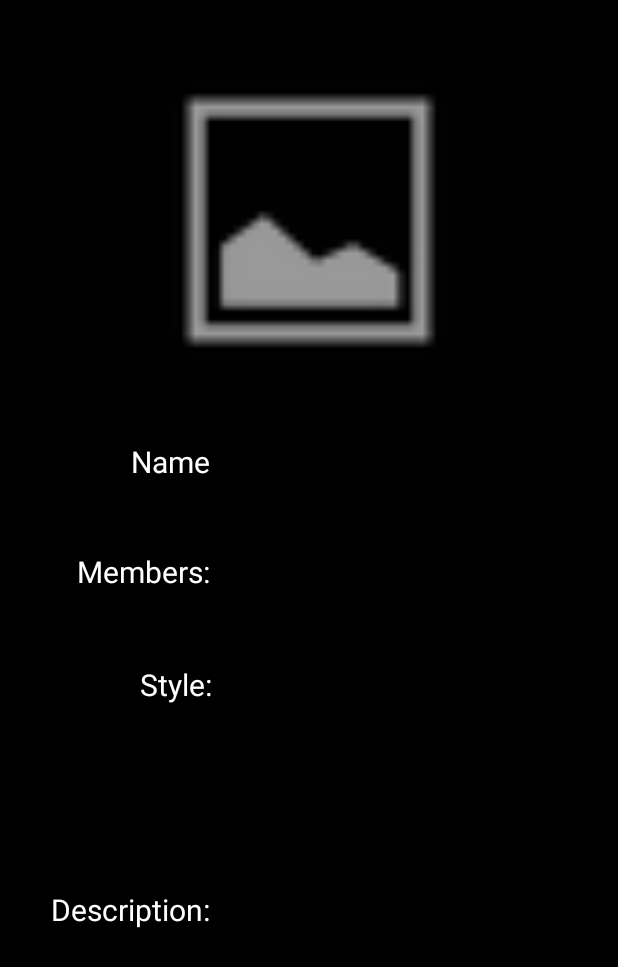
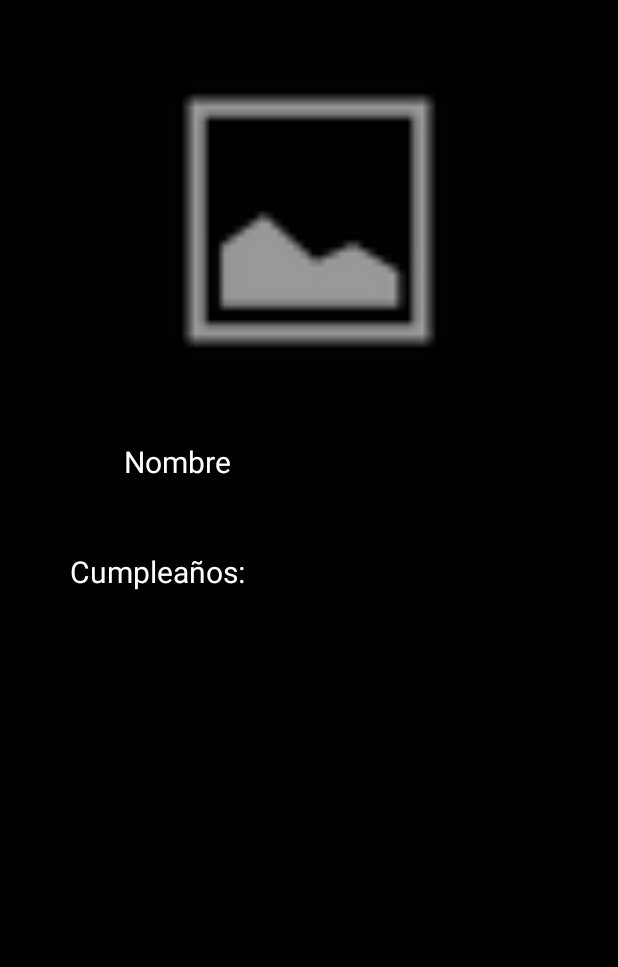
Before and after one commit to JuanIgnacioPayo/rockApp, an Android app: the layout features_fragment.xml on its own in the app's theme, with its tools: preview values and no code run, on a phone screen of 412 x 824 dp. Shown: the top 967 px of the screen. Run offline under Robolectric (Android 15) with nearby library versions, the phone set to English and light mode, and no system bars.

Commit message:
intento de cumpleaños

```diff
--- a/app/src/main/java/com/example/rockapp/entities/User.kt
+++ b/app/src/main/java/com/example/rockapp/entities/User.kt
@@ -6,7 +6,6 @@ import kotlinx.parcelize.Parcelize
 @Parcelize
 
 class User (
-
     var name : String,
     var password : String
 ) : Parcelable {
--- a/app/src/main/res/layout/features_fragment.xml
+++ b/app/src/main/res/layout/features_fragment.xml
@@ -6,13 +6,13 @@
     android:layout_width="match_parent"
     android:layout_height="match_parent"
     android:background="#000000"
-    tools:context=".fragments.PokemonFeaturesFragment" >
+    tools:context=".fragments.FeaturesFragment">
 
     <TextView
         android:id="@+id/textView4"
         android:layout_width="wrap_content"
         android:layout_height="wrap_content"
-        android:text="Name"
+        android:text="Nombre"
         android:textColor="#FFFFFF"
         android:textSize="20sp"
         app:layout_constraintBottom_toBottomOf="parent"
@@ -26,7 +26,7 @@
         android:id="@+id/textView5"
         android:layout_width="wrap_content"
         android:layout_height="wrap_content"
-        android:text="Members:"
+        android:text="Cumpleaños:"
         android:textColor="#FFFFFF"
         android:textSize="20sp"
         app:layout_constraintBottom_toBottomOf="parent"
@@ -35,34 +35,6 @@
         app:layout_constraintStart_toStartOf="parent"
         app:layout_constraintTop_toTopOf="parent"
         app:layout_constraintVertical_bias="0.461" />
-
-    <TextView
-        android:id="@+id/textView6"
-        android:layout_width="wrap_content"
-        android:layout_height="wrap_content"
-        android:text="Style:"
-        android:textColor="#FFFFFF"
-        android:textSize="20sp"
-        app:layout_constraintBottom_toBottomOf="parent"
-        app:layout_constraintEnd_toEndOf="parent"
-        app:layout_constraintHorizontal_bias="0.256"
-        app:layout_constraintStart_toStartOf="parent"
-        app:layout_constraintTop_toTopOf="parent"
-        app:layout_constraintVertical_bias="0.556" />
-
-    <TextView
-        android:id="@+id/txt7"
-        android:layout_width="wrap_content"
-        android:layout_height="wrap_content"
-        android:text="Description:"
-        android:textColor="#FFFFFF"
-        android:textSize="20sp"
-        app:layout_constraintBottom_toBottomOf="parent"
-        app:layout_constraintEnd_toEndOf="parent"
-        app:layout_constraintHorizontal_bias="0.111"
-        app:layout_constraintStart_toStartOf="parent"
-        app:layout_constraintTop_toTopOf="parent"
-        app:layout_constraintVertical_bias="0.744" />
 
     <TextView
         android:id="@+id/txtName"
@@ -92,33 +64,6 @@
         app:layout_constraintTop_toTopOf="parent"
         app:layout_constraintVertical_bias="0.461" />
 
-    <TextView
-        android:id="@+id/txtStyle"
-        android:layout_width="wrap_content"
-        android:layout_height="wrap_content"
-        android:layout_marginRight="30dp"
-        android:textColor="#FFFFFF"
-        android:textSize="20sp"
-        app:layout_constraintBottom_toBottomOf="parent"
-        app:layout_constraintEnd_toEndOf="parent"
-        app:layout_constraintHorizontal_bias="0.824"
-        app:layout_constraintStart_toEndOf="@+id/textView6"
-        app:layout_constraintTop_toTopOf="parent"
-        app:layout_constraintVertical_bias="0.556" />
-
-    <TextView
-        android:id="@+id/txtDescription"
-        android:layout_width="211dp"
-        android:layout_height="48dp"
-        android:layout_marginEnd="16dp"
-        android:textColor="#FFFFFF"
-        android:textSize="20sp"
-        app:layout_constraintBottom_toBottomOf="parent"
-        app:layout_constraintEnd_toEndOf="parent"
-        app:layout_constraintStart_toEndOf="@+id/txt7"
-        app:layout_constraintTop_toTopOf="parent"
-        app:layout_constraintVertical_bias="0.767" />
-
     <ImageView
         android:id="@+id/avatar"
         android:layout_width="0dp"
```
Also changed, not shown: app/src/main/java/com/example/rockapp/adapter/PersonAdapter.kt (renamed from app/src/main/java/com/example/rockapp/adapter/RockAdapter.kt, +7 -7 lines), app/src/main/java/com/example/rockapp/entities/BandRepository.kt (deleted, +0 -25 lines), app/src/main/java/com/example/rockapp/entities/Person.kt (renamed from app/src/main/java/com/example/rockapp/entities/Band.kt, +3 -5 lines), app/src/main/java/com/example/rockapp/entities/PersonRepository.kt (added, +23 -0 lines), app/src/main/java/com/example/rockapp/entities/UserRepository.kt (+12 -5 lines), app/src/main/java/com/example/rockapp/fragments/BandFragment.kt (+12 -13 lines), app/src/main/java/com/example/rockapp/fragments/FeaturesFragment.kt (+8 -15 lines).
